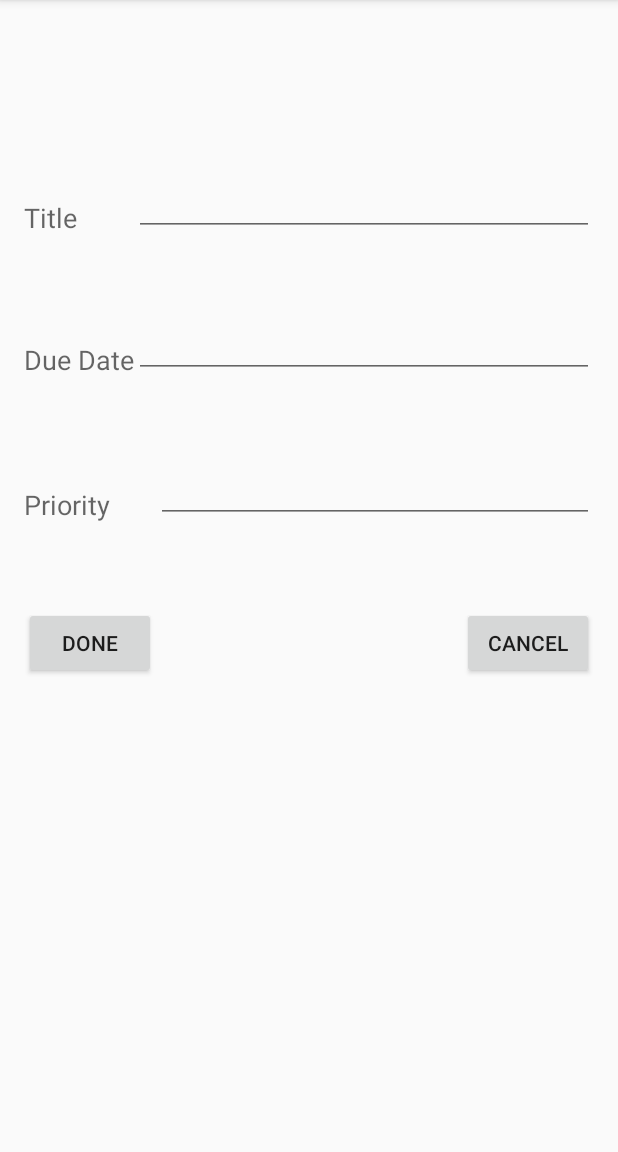
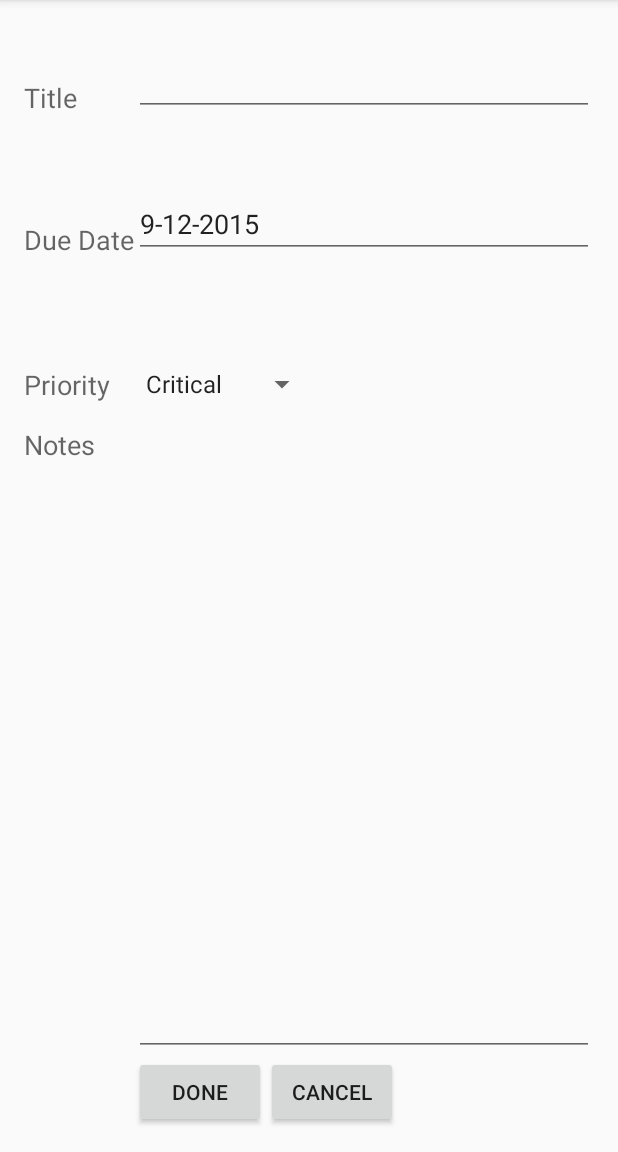
Before and after one commit to savakarv/TaskManager, an Android app: the screen it shows after launch (MainActivity), after a tap on "ADD TODO", on a phone screen of 412 x 824 dp, the part 84-1236 px from its top. Run offline under Robolectric (Android 15) with nearby library versions, the phone set to English and light mode, and no system bars.

Commit message:
Committing changes for Add Tasks and Delete Tasks in Main Screen
Delete Tasks using Alert Dialog and Calendar, Spinner for Add Tasks

```diff
--- a/app/src/main/java/com/example/todomanager/AddTodoFragment.java
+++ b/app/src/main/java/com/example/todomanager/AddTodoFragment.java
@@ -1,5 +1,6 @@
 package com.example.todomanager;
 
+import android.app.DatePickerDialog;
 import android.os.Bundle;
 import android.support.annotation.Nullable;
 import android.support.v4.app.Fragment;
@@ -7,9 +8,16 @@ import android.support.v4.app.FragmentManager;
 import android.view.LayoutInflater;
 import android.view.View;
 import android.view.ViewGroup;
+import android.widget.AdapterView;
 import android.widget.Button;
+import android.widget.DatePicker;
 import android.widget.EditText;
 import android.widget.Spinner;
+import android.widget.Toast;
+
+import java.text.SimpleDateFormat;
+import java.util.Calendar;
+import java.util.Locale;
 
 /**
  * Created by rathish.kannan on 12/8/15.
@@ -17,10 +25,13 @@ import android.widget.Spinner;
 public class AddTodoFragment extends Fragment {
     EditText title;
     EditText dueDate;
-    EditText priority;
+    EditText notes;
     Button doneButton;
     Button cancelButton;
     AddTodoDelegate delegate;
+    private DatePickerDialog datePickerDialog;
+    DatePickerDialog.OnDateSetListener pickerListener;
+    Spinner priority;
 
     public AddTodoFragment() {
 
@@ -33,7 +44,27 @@ public class AddTodoFragment extends Fragment {
         View fragmentView = inflater.inflate(R.layout.fragment_add_todo, container, false);
         title = (EditText) fragmentView.findViewById(R.id.editText);
         dueDate = (EditText) fragmentView.findViewById(R.id.editText2);
-        priority = (EditText) fragmentView.findViewById(R.id.editText3);
+        notes = (EditText) fragmentView.findViewById(R.id.editText3);
+        priority = (Spinner) fragmentView.findViewById(R.id.spinner);
+
+        //Date Picker for Due Date
+        Calendar newCalendar = Calendar.getInstance();
+        dueDate.setText(new StringBuilder().append(newCalendar.get(Calendar.DAY_OF_MONTH)).append("-").append(newCalendar.get(Calendar.MONTH)+1).append("-").append(newCalendar.get(Calendar.YEAR)));
+        pickerListener = new DatePickerDialog.OnDateSetListener() {
+            @Override
+            public void onDateSet(DatePicker view, int year, int month, int day) {
+                Calendar newDate = Calendar.getInstance();
+                newDate.set(year, month, day);
+                dueDate.setText(new StringBuilder().append(day).append("-").append(month+1).append("-").append(year));
+            }
+        };
+        datePickerDialog = new DatePickerDialog(inflater.getContext(), pickerListener, newCalendar.get(Calendar.YEAR), newCalendar.get(Calendar.MONTH), newCalendar.get(Calendar.DAY_OF_MONTH));
+        dueDate.setOnClickListener(new View.OnClickListener() {
+            @Override
+            public void onClick(View v) {
+                datePickerDialog.show();
+            }
+        });
 
         doneButton = (Button) fragmentView.findViewById(R.id.button);
         doneButton.setOnClickListener(new View.OnClickListener() {
@@ -41,9 +72,11 @@ public class AddTodoFragment extends Fragment {
             public void onClick(View v) {
                 String todoTitle = title.getText().toString();
                 String todoDueDate = dueDate.getText().toString();
-                String todoPriority = priority.getText().toString();
+                String todoNotes = notes.getText().toString();
+                String todoPriority = priority.getSelectedItem().toString();
                 Todo todo = new Todo();
                 todo.title = todoTitle;
+                todo.notes = todoNotes;
                 todo.dueDate = todoDueDate;
                 todo.priority = todoPriority;
                 if(delegate != null) {
@@ -54,6 +87,7 @@ public class AddTodoFragment extends Fragment {
                 manager.popBackStack();
             }
         });
+
         cancelButton = (Button) fragmentView.findViewById(R.id.button2);
         cancelButton.setOnClickListener(new View.OnClickListener() {
             @Override
--- a/app/src/main/java/com/example/todomanager/MainActivity.java
+++ b/app/src/main/java/com/example/todomanager/MainActivity.java
@@ -30,7 +30,7 @@ public class MainActivity extends AppCompatActivity {
 
             addFrag.delegate = frag;
             trans.remove(frag);
-            trans.add(R.id.mainLayout, addFrag, "TODOLISTFRAGMENT");
+            trans.add(R.id.mainLayout, addFrag, "ADDTODOFRAGMENT");
             trans.addToBackStack("ADD");
             trans.commit();
         }
--- a/app/src/main/java/com/example/todomanager/Todo.java
+++ b/app/src/main/java/com/example/todomanager/Todo.java
@@ -10,6 +10,7 @@ import android.os.Parcelable;
  */
 public class Todo implements Parcelable {
     String title;
+    String notes;
     String dueDate;
     String priority;
 
@@ -23,6 +24,7 @@ public class Todo implements Parcelable {
         public Todo createFromParcel(Parcel source) {
             Todo todo = new Todo();
             todo.title = source.readString();
+            todo.notes = source.readString();
             todo.dueDate = source.readString();
             todo.priority = source.readString();
             return todo;
@@ -37,6 +39,7 @@ public class Todo implements Parcelable {
     @Override
     public void writeToParcel(Parcel dest, int flags) {
         dest.writeString(title);
+        dest.writeString(notes);
         dest.writeString(dueDate);
         dest.writeString(priority);
     }
--- a/app/src/main/java/com/example/todomanager/TodoAdapter.java
+++ b/app/src/main/java/com/example/todomanager/TodoAdapter.java
@@ -62,8 +62,8 @@ public class TodoAdapter extends BaseAdapter {
             mainView = inflater.inflate(R.layout.row, null);
             ViewHolder vh = new ViewHolder();
             vh.titleTV =  (TextView)mainView.findViewById(R.id.textView4);
-            vh.dueDateTV = (TextView) mainView.findViewById(R.id.textView5);
-            vh.priorityTV = (TextView) mainView.findViewById(R.id.textView6);
+            vh.dueDateTV = (TextView) mainView.findViewById(R.id.textView6);
+            vh.priorityTV = (TextView) mainView.findViewById(R.id.textView5);
             mainView.setTag(vh);
 
         } else {
--- a/app/src/main/res/layout/fragment_add_todo.xml
+++ b/app/src/main/res/layout/fragment_add_todo.xml
@@ -5,13 +5,13 @@
     <EditText
         android:layout_width="wrap_content"
         android:layout_height="wrap_content"
+        android:layout_marginTop="@dimen/activity_horizontal_margin"
         android:id="@+id/editText"
-        android:layout_marginTop="96dp"
+        android:layout_alignLeft="@+id/spinner"
+        android:layout_alignStart="@+id/spinner"
         android:layout_alignParentTop="true"
         android:layout_alignParentRight="true"
-        android:layout_alignParentEnd="true"
-        android:layout_toRightOf="@+id/textView2"
-        android:layout_toEndOf="@+id/textView2" />
+        android:layout_alignParentEnd="true" />
 
     <TextView
         android:layout_width="wrap_content"
@@ -60,28 +60,51 @@
         android:layout_height="wrap_content"
         android:text="Done"
         android:id="@+id/button"
-        android:layout_below="@+id/textView3"
-        android:layout_alignParentLeft="true"
-        android:layout_alignParentStart="true"
-        android:layout_marginTop="56dp" />
+        android:layout_toRightOf="@+id/textView3"
+        android:layout_toEndOf="@+id/textView3"
+        android:layout_alignParentBottom="true" />
 
     <Button
         android:layout_width="wrap_content"
         android:layout_height="wrap_content"
         android:text="Cancel"
         android:id="@+id/button2"
-        android:layout_alignTop="@+id/button"
-        android:layout_alignParentRight="true"
-        android:layout_alignParentEnd="true" />
+        android:layout_toRightOf="@+id/button"
+        android:layout_alignParentBottom="true" />
+
+    <Spinner
+        android:layout_width="wrap_content"
+        android:layout_height="wrap_content"
+        android:id="@+id/spinner"
+        android:entries="@array/priority_array"
+        android:layout_alignTop="@+id/textView3"
+        android:layout_toRightOf="@+id/textView3"
+        android:layout_centerHorizontal="true" />
+
+    <TextView
+        android:layout_width="wrap_content"
+        android:layout_height="wrap_content"
+        android:textAppearance="?android:attr/textAppearanceMedium"
+        android:layout_marginTop="@dimen/activity_horizontal_margin"
+        android:text="Notes"
+        android:id="@+id/textView8"
+        android:layout_above="@+id/button"
+        android:layout_alignTop="@+id/editText3"
+        android:layout_alignParentLeft="true"
+        android:layout_alignParentStart="true" />
 
     <EditText
         android:layout_width="wrap_content"
         android:layout_height="wrap_content"
+        android:inputType="textMultiLine"
+        android:ems="10"
         android:id="@+id/editText3"
+        android:layout_below="@+id/spinner"
+        android:layout_alignLeft="@+id/spinner"
+        android:layout_alignStart="@+id/spinner"
         android:layout_above="@+id/button"
         android:layout_alignParentRight="true"
-        android:layout_alignParentEnd="true"
-        android:layout_toRightOf="@+id/button"
-        android:layout_toEndOf="@+id/button" />
+        android:layout_alignParentEnd="true" />
+
 
 </RelativeLayout>
--- a/app/src/main/res/layout/row.xml
+++ b/app/src/main/res/layout/row.xml
@@ -15,6 +15,7 @@
     <TextView
         android:layout_width="wrap_content"
         android:layout_height="wrap_content"
+        android:layout_marginRight="@dimen/activity_vertical_margin"
         android:textAppearance="?android:attr/textAppearanceSmall"
         android:text="Small Text"
         android:id="@+id/textView6"
--- a/app/src/main/res/values/strings.xml
+++ b/app/src/main/res/values/strings.xml
@@ -1,9 +1,11 @@
 <resources>
     <string name="app_name">TodoManager</string>
     <string-array name="priority_array">
-        <item>P1</item>
-        <item>P2</item>
-        <item>P3</item>
-        <item>P4</item>
+        <item>Critical</item>
+        <item>Highest</item>
+        <item>High</item>
+        <item>Medium</item>
+        <item>Low</item>
+        <item>Lowest</item>
     </string-array>
 </resources>
```
Also changed, not shown: app/src/main/java/com/example/todomanager/TodoListFragment.java (+26 -10 lines), 2 other files.
